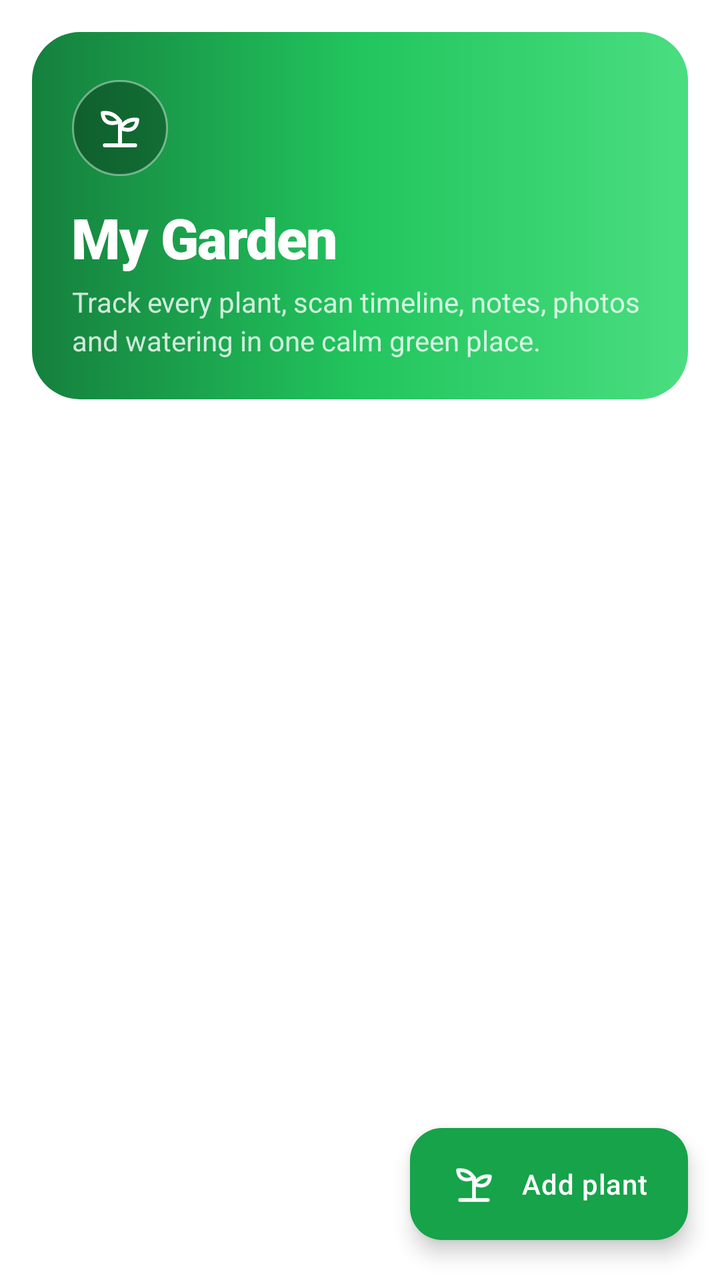
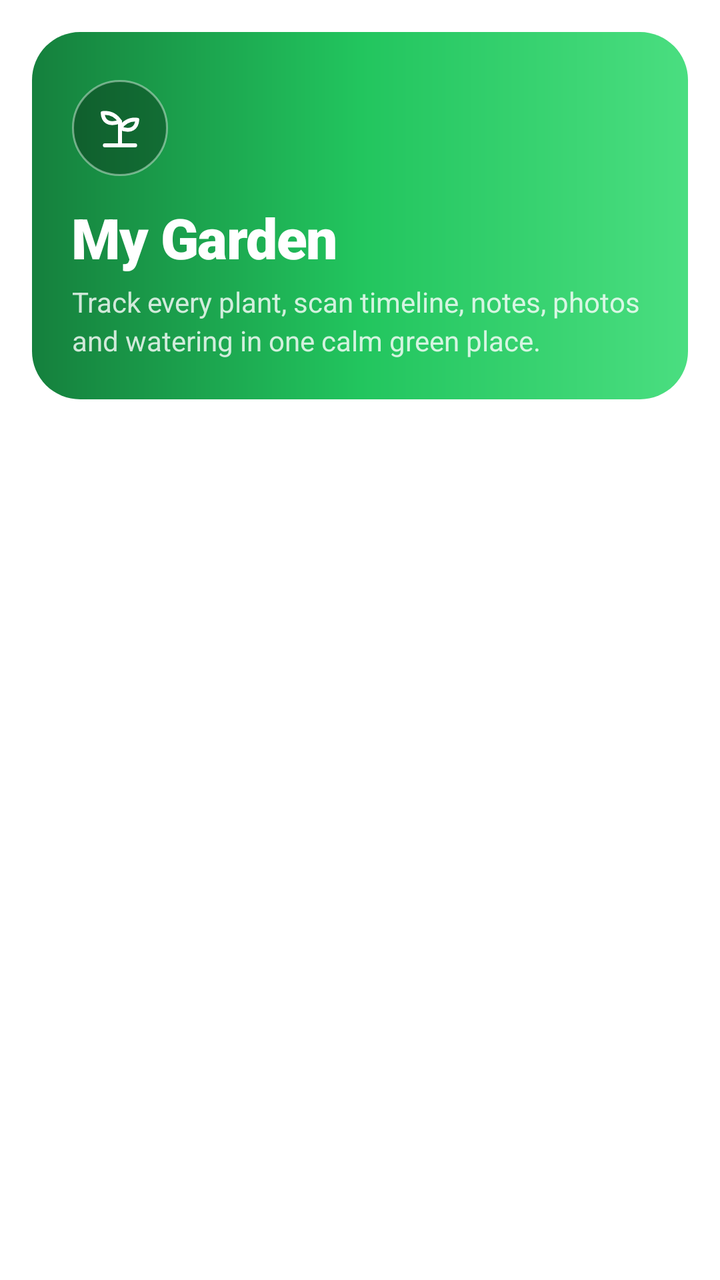

Before-and-after screenshots of an Android layout around one commit, followed by the original layout XML and the change that was made.
<!-- AndroidManifest.xml: application theme Theme.PlantDiseases -->
<!-- res/layout/fragment_garden.xml -->
<?xml version="1.0" encoding="utf-8"?>
<FrameLayout xmlns:android="http://schemas.android.com/apk/res/android"
    xmlns:app="http://schemas.android.com/apk/res-auto"
    xmlns:tools="http://schemas.android.com/tools"
    android:id="@+id/garden_root"
    android:layout_width="match_parent"
    android:layout_height="match_parent"
    android:background="@color/background">

    
    <androidx.core.widget.NestedScrollView
        android:id="@+id/garden_scroll"
        android:layout_width="match_parent"
        android:layout_height="match_parent"
        android:clipToPadding="false"
        android:paddingBottom="96dp"
        android:fillViewport="true">

        <LinearLayout
            android:layout_width="match_parent"
            android:layout_height="wrap_content"
            android:orientation="vertical"
            android:padding="@dimen/space_lg">

            
            <LinearLayout
                android:layout_width="match_parent"
                android:layout_height="wrap_content"
                android:orientation="vertical"
                android:background="@drawable/bg_garden_hero"
                android:paddingHorizontal="@dimen/space_xl"
                android:paddingTop="@dimen/space_2xl"
                android:paddingBottom="@dimen/space_xl">

                <FrameLayout
                    android:layout_width="48dp"
                    android:layout_height="48dp"
                    android:background="@drawable/bg_circle_semi">

                    <ImageView
                        android:layout_width="26dp"
                        android:layout_height="26dp"
                        android:layout_gravity="center"
                        android:src="@drawable/ic_garden"
                        android:contentDescription="@null"
                        app:tint="@color/on_primary" />

                </FrameLayout>

                <TextView
                    android:id="@+id/garden_summary_title"
                    android:layout_width="match_parent"
                    android:layout_height="wrap_content"
                    android:layout_marginTop="@dimen/space_md"
                    android:text="@string/garden_title"
                    android:textColor="@color/on_primary"
                    android:textSize="28sp"
                    android:fontFamily="sans-serif-black"
                    android:letterSpacing="-0.02" />

                <TextView
                    android:id="@+id/garden_summary_body"
                    android:layout_width="match_parent"
                    android:layout_height="wrap_content"
                    android:layout_marginTop="@dimen/space_xs"
                    android:text="@string/garden_subtitle"
                    android:textColor="@color/on_primary_secondary"
                    android:textSize="@dimen/text_body"
                    android:lineSpacingExtra="3dp" />

            </LinearLayout>

            
            <LinearLayout
                android:id="@+id/garden_plants_container"
                android:layout_width="match_parent"
                android:layout_height="wrap_content"
                android:layout_marginTop="@dimen/space_lg"
                android:orientation="vertical" />

            
            <LinearLayout
                android:id="@+id/garden_empty_state"
                android:layout_width="match_parent"
                android:layout_height="wrap_content"
                android:layout_marginTop="@dimen/space_2xl"
                android:orientation="vertical"
                android:gravity="center"
                android:paddingHorizontal="@dimen/space_2xl"
                android:visibility="gone"
                tools:visibility="visible">

                <ImageView
                    android:layout_width="220dp"
                    android:layout_height="220dp"
                    android:src="@drawable/illustration_empty_garden"
                    android:contentDescription="@null" />

                <TextView
                    android:layout_width="wrap_content"
                    android:layout_height="wrap_content"
                    android:layout_marginTop="@dimen/space_xs"
                    android:text="@string/empty_garden_title"
                    android:textColor="@color/on_surface"
                    android:textSize="@dimen/text_headline"
                    android:fontFamily="sans-serif-black"
                    android:letterSpacing="-0.02"
                    android:gravity="center" />

                <TextView
                    android:layout_width="match_parent"
                    android:layout_height="wrap_content"
                    android:layout_marginTop="@dimen/space_sm"
                    android:text="@string/empty_garden_hint"
                    android:textColor="@color/on_surface_secondary"
                    android:textSize="@dimen/text_body"
                    android:gravity="center"
                    android:lineSpacingExtra="4dp" />

                <com.google.android.material.button.MaterialButton
                    android:id="@+id/garden_empty_cta"
                    android:layout_width="wrap_content"
                    android:layout_height="wrap_content"
                    android:layout_marginTop="@dimen/space_xl"
                    android:text="@string/empty_garden_cta_add"
                    app:icon="@drawable/ic_garden"
                    app:iconGravity="textStart" />

                <TextView
                    android:layout_width="wrap_content"
                    android:layout_height="wrap_content"
                    android:layout_marginTop="@dimen/space_md"
                    android:text="@string/empty_garden_secondary_hint"
                    android:textColor="@color/on_surface_secondary"
                    android:textSize="@dimen/text_body_sm"
                    android:gravity="center" />

            </LinearLayout>

        </LinearLayout>

    </androidx.core.widget.NestedScrollView>

    <com.google.android.material.floatingactionbutton.ExtendedFloatingActionButton
        android:id="@+id/garden_add_fab"
        android:layout_width="wrap_content"
        android:layout_height="wrap_content"
        android:layout_gravity="bottom|end"
        android:layout_marginEnd="@dimen/space_lg"
        android:layout_marginBottom="@dimen/space_xl"
        android:text="@string/add_plant"
        app:icon="@drawable/ic_garden" />

</FrameLayout>
<!-- resources referenced by this layout -->
<resources>
  <color name="background">#FFFFFF</color>
  <color name="on_primary">#FFFFFF</color>
  <color name="on_primary_secondary">#CCFFFFFF</color>
  <color name="on_surface">#052E16</color>
  <color name="on_surface_secondary">#4B5563</color>
  <dimen name="space_2xl">24dp</dimen>
  <dimen name="space_lg">16dp</dimen>
  <dimen name="space_md">12dp</dimen>
  <dimen name="space_sm">8dp</dimen>
  <dimen name="space_xl">20dp</dimen>
  <dimen name="space_xs">4dp</dimen>
  <dimen name="text_body">14sp</dimen>
  <dimen name="text_body_sm">13sp</dimen>
  <dimen name="text_headline">24sp</dimen>
  <!-- drawable bg_circle_semi (drawable) -->
  <?xml version="1.0" encoding="utf-8"?>
  <shape xmlns:android="http://schemas.android.com/apk/res/android" android:shape="oval">
      <solid android:color="@color/glass_dark_scrim_strong" />
      <stroke
          android:width="@dimen/glass_stroke_width"
          android:color="@color/glass_stroke_strong" />
  </shape>
  <!-- drawable bg_garden_hero (drawable) -->
  <?xml version="1.0" encoding="utf-8"?>
  <shape xmlns:android="http://schemas.android.com/apk/res/android"
      android:shape="rectangle">
      <gradient
          android:type="linear"
          android:angle="0"
          android:startColor="@color/hero_gradient_start"
          android:centerColor="@color/hero_gradient_mid"
          android:endColor="@color/hero_gradient_end" />
      <corners android:radius="24dp" />
  </shape>
  <string name="add_plant">Add plant</string>
  <string name="empty_garden_cta_add">Add your first plant</string>
  <string name="empty_garden_hint">Add your first plant to keep scans, care notes and watering history together.</string>
  <string name="empty_garden_secondary_hint">Already scanned a plant? Tap “Add to garden” on a result.</string>
  <string name="empty_garden_title">Your garden is ready</string>
  <string name="garden_subtitle">Track every plant, scan timeline, notes, photos and watering in one calm green place.</string>
  <string name="garden_title">My Garden</string>
  <color name="glass_dark_scrim_strong">#4D000000</color>
  <dimen name="glass_stroke_width">1dp</dimen>
  <color name="glass_stroke_strong">#66FFFFFF</color>
  <color name="hero_gradient_start">#15803D</color>
  <color name="hero_gradient_mid">#22C55E</color>
  <color name="hero_gradient_end">#4ADE80</color>
  <color name="primary">#16A34A</color>
  <color name="primary_dark">#15803D</color>
  <color name="primary_light">#DCFCE7</color>
  <color name="secondary">#4ADE80</color>
  <color name="on_secondary">#052E16</color>
  <color name="surface">#FFFFFF</color>
  <color name="surface_variant">#F0FDF4</color>
  <color name="surface_container_low">#F4FBF6</color>
  <color name="surface_container">#ECF7F0</color>
  <style name="App.FAB" parent="Widget.Material3.FloatingActionButton.Primary">
          <item name="backgroundTint">@color/primary</item>
          <item name="tint">@color/on_primary</item>
          <item name="rippleColor">@color/primary_dark</item>
          <item name="elevation">6dp</item>
          <item name="hoveredFocusedTranslationZ">8dp</item>
          <item name="pressedTranslationZ">10dp</item>
      </style>
  <style name="App.FAB.Extended" parent="Widget.Material3.ExtendedFloatingActionButton.Primary">
          <item name="backgroundTint">@color/primary</item>
          <item name="iconTint">@color/on_primary</item>
          <item name="android:textColor">@color/on_primary</item>
          <item name="rippleColor">@color/primary_dark</item>
          <item name="elevation">6dp</item>
          <item name="android:fontFamily">sans-serif-medium</item>
          <item name="android:letterSpacing">0.02</item>
      </style>
  <style name="ShapeAppearance.App.Button" parent="ShapeAppearance.Material3.Corner.Large">
          <item name="cornerSize">24dp</item>
      </style>
  <!-- unchanged entries left out for length: 4 -->
</resources>

<!-- the commit's change to res/layout/fragment_garden.xml (unified diff, before → after) -->
@@ -141,6 +141,7 @@
 
     </androidx.core.widget.NestedScrollView>
 
+    
     <com.google.android.material.floatingactionbutton.ExtendedFloatingActionButton
         android:id="@+id/garden_add_fab"
         android:layout_width="wrap_content"
@@ -149,6 +150,7 @@
         android:layout_marginEnd="@dimen/space_lg"
         android:layout_marginBottom="@dimen/space_xl"
         android:text="@string/add_plant"
+        android:visibility="invisible"
         app:icon="@drawable/ic_garden" />
 
 </FrameLayout>
